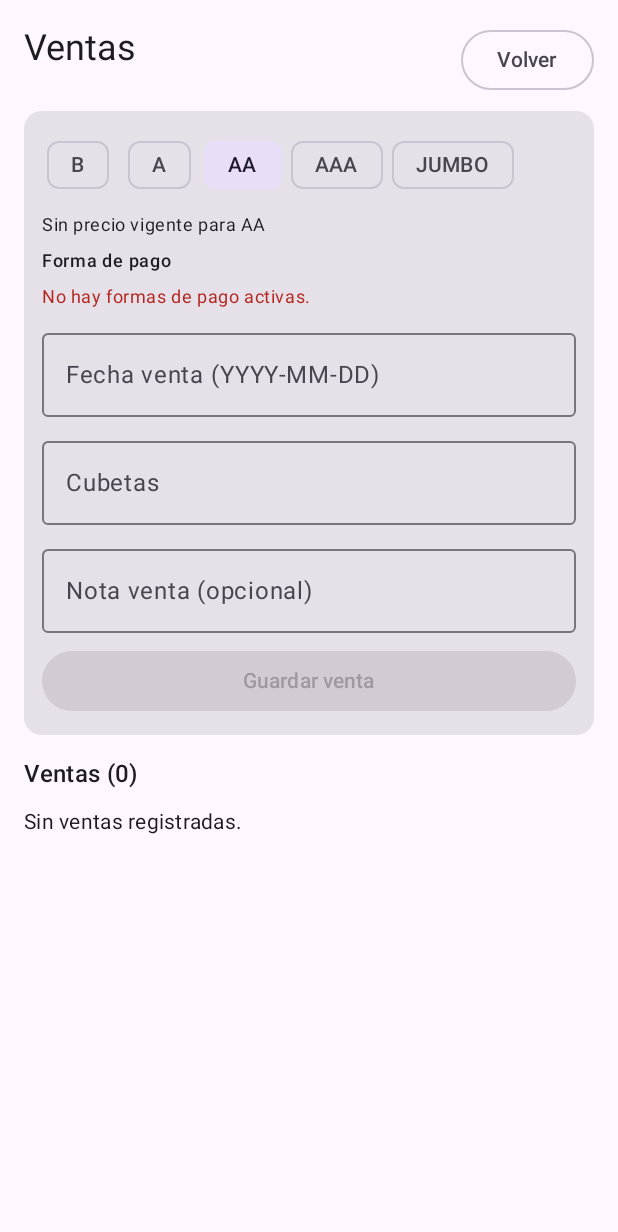
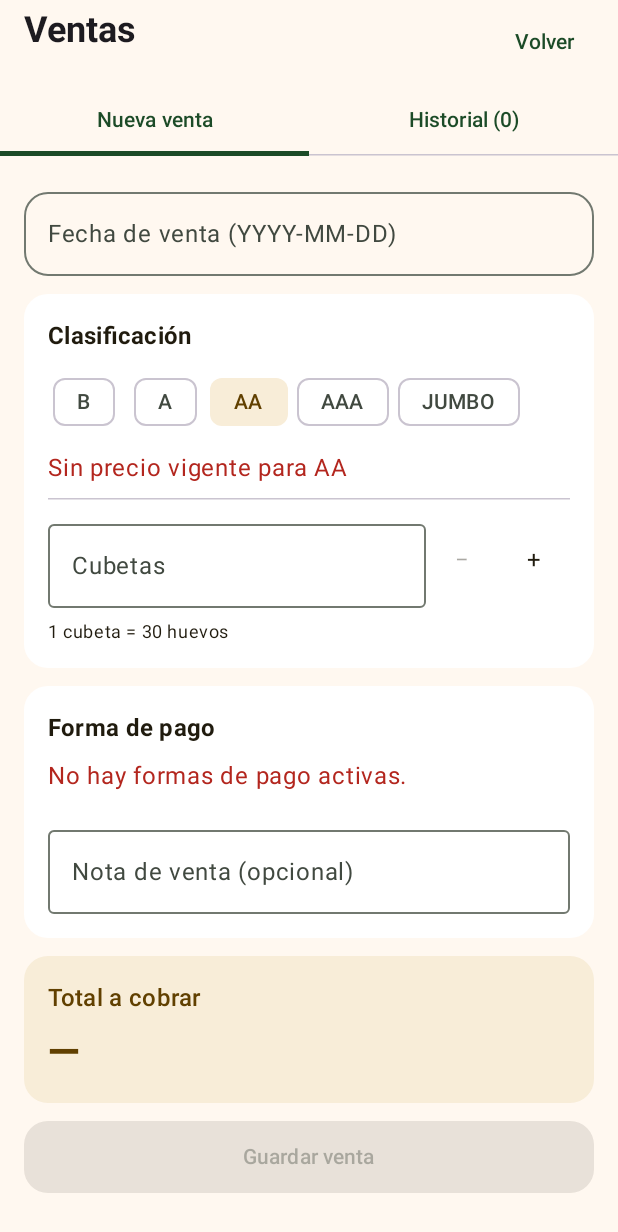
Before and after one commit to MiguelA05/egglytics, an Android app built with Jetpack Compose: the composable SaleScreen called with empty values, on a phone screen of 412 x 824 dp. Shown: the top 1232 px of the screen. Run offline under Robolectric (Android 15) with nearby library versions, the phone set to English and light mode, and no system bars; our stand-ins replace Dagger/Hilt's generated code; 1 statement that could not run was skipped.

Commit message:
feat(app): redesign sale entry and payment history

```diff
--- a/app/src/main/kotlin/com/egglytics/ui/SaleScreen.kt
+++ b/app/src/main/kotlin/com/egglytics/ui/SaleScreen.kt
@@ -1,29 +1,24 @@
 package com.egglytics.ui
 
-import androidx.compose.foundation.layout.Arrangement
-import androidx.compose.foundation.layout.Column
-import androidx.compose.foundation.layout.Row
-import androidx.compose.foundation.layout.Spacer
-import androidx.compose.foundation.layout.fillMaxSize
-import androidx.compose.foundation.layout.fillMaxWidth
-import androidx.compose.foundation.layout.height
-import androidx.compose.foundation.layout.padding
+import androidx.compose.foundation.layout.*
+import androidx.compose.foundation.shape.RoundedCornerShape
 import androidx.compose.foundation.lazy.LazyColumn
 import androidx.compose.foundation.lazy.items
 import androidx.compose.foundation.text.KeyboardOptions
-import androidx.compose.material3.Button
-import androidx.compose.material3.Card
-import androidx.compose.material3.FilterChip
-import androidx.compose.material3.MaterialTheme
-import androidx.compose.material3.OutlinedButton
-import androidx.compose.material3.OutlinedTextField
-import androidx.compose.material3.Scaffold
-import androidx.compose.material3.Text
+import androidx.compose.material3.*
 import androidx.compose.runtime.Composable
 import androidx.compose.runtime.getValue
 import androidx.compose.runtime.mutableStateOf
 import androidx.compose.runtime.remember
 import androidx.compose.runtime.setValue
+import androidx.compose.runtime.saveable.rememberSaveable
+import androidx.compose.ui.Alignment
+import androidx.compose.ui.semantics.contentDescription
+import androidx.compose.ui.semantics.semantics
+import androidx.compose.ui.text.font.FontWeight
+import com.egglytics.domain.model.SaleLine
+import java.text.NumberFormat
+import java.util.Locale
 import androidx.compose.ui.Modifier
 import androidx.compose.ui.text.input.KeyboardType
 import androidx.compose.ui.unit.dp
@@ -47,6 +42,7 @@ internal fun SaleRoute(
 ) {
     val saleUi by saleViewModel.uiState.collectAsStateWithLifecycle()
     SaleScreen(
+        businessName = session.business.name,
         currency = session.business.currency,
         activePrices = activePrices,
         state = saleUi,
@@ -66,8 +62,10 @@ internal fun SaleRoute(
     )
 }
 
+@OptIn(ExperimentalLayoutApi::class)
 @Composable
 fun SaleScreen(
+    businessName: String,
     currency: String,
     activePrices: Map<EggClassification, ActivePriceResult>,
     state: SaleUiState,
@@ -81,178 +79,65 @@ fun SaleScreen(
     onMarkSaleDelivered: (String) -> Unit,
     onVoidSale: (ObservedSale, String) -> Unit,
 ) {
-    val activePrice = activePrices[state.form.saleClassification] as? ActivePriceResult.Found
-    val parsedBuckets = state.form.saleBucketsInput.trim().toLongOrNull()?.takeIf { it > 0L }
+    val form = state.form
+    val shape = RoundedCornerShape(16.dp)
+    val numbers = remember { NumberFormat.getIntegerInstance(Locale.forLanguageTag("es-CO")) }
+    val price = (activePrices[form.saleClassification] as? ActivePriceResult.Found)?.price?.pricePerBucket
+    val count = form.saleBucketsInput.trim().toLongOrNull()
+    val eggs = count?.takeIf { it > 0 && it <= Long.MAX_VALUE / SaleLine.EGGS_PER_BUCKET }
+        ?.times(SaleLine.EGGS_PER_BUCKET)
+    val total = if (eggs != null && price != null && price > 0 && count != null && count <= Long.MAX_VALUE / price) count * price else null
+    val method = state.paymentMethods.find { it.id == form.selectedMethodId }
+    var history by rememberSaveable { mutableStateOf(false) }
     var saleToVoid by remember { mutableStateOf<ObservedSale?>(null) }
 
-    val pendingVoidTarget = saleToVoid
-    if (pendingVoidTarget != null) {
+    MaterialTheme(colorScheme = egglyticsColors) {
+        saleToVoid?.let { target ->
             VoidReasonDialog(
                 title = "Anular venta",
-            description = "Se anularán la venta y su cobro completo en un único lote de reversos.",
+                description = "Se anularán la venta y su cobro de ${numbers.format(target.sale.total)} $currency.",
                 onDismiss = { saleToVoid = null },
                 onConfirm = { reason ->
                     saleToVoid = null
-                onVoidSale(pendingVoidTarget, reason)
+                    onVoidSale(target, reason)
                 },
             )
         }
-
-    Scaffold { innerPadding ->
-        LazyColumn(
-            modifier = Modifier
-                .fillMaxSize()
-                .padding(innerPadding)
-                .padding(16.dp),
-            verticalArrangement = Arrangement.spacedBy(10.dp),
-        ) {
+        Scaffold(containerColor = egglyticsColors.background) { insets ->
+            Column(Modifier.fillMaxSize().padding(insets).consumeWindowInsets(insets).imePadding()) {
+                Row(Modifier.fillMaxWidth().padding(horizontal = 16.dp, vertical = 4.dp), verticalAlignment = Alignment.CenterVertically) {
+                    Column(Modifier.weight(1f)) {
+                        Text("Ventas", style = MaterialTheme.typography.headlineSmall, fontWeight = FontWeight.Bold)
+                        Text(businessName, style = MaterialTheme.typography.bodySmall)
+                    }
+                    TextButton(onClick = onBack) { Text("Volver") }
+                }
+                TabRow(selectedTabIndex = if (history) 1 else 0, containerColor = egglyticsColors.background) {
+                    Tab(selected = !history, onClick = { history = false }, text = { Text("Nueva venta") })
+                    Tab(selected = history, onClick = { history = true }, text = { Text("Historial (${state.sales.size})") })
+                }
+                if (history) {
+                    LazyColumn(contentPadding = PaddingValues(16.dp), verticalArrangement = Arrangement.spacedBy(12.dp)) {
+                        state.salesError?.let { item { Text(it, color = egglyticsColors.error) } }
+                        if (state.sales.isEmpty() && state.salesError == null) {
                             item {
-                Row(
-                    modifier = Modifier.fillMaxWidth(),
-                    horizontalArrangement = Arrangement.SpaceBetween,
-                ) {
-                    Text(
-                        text = "Ventas",
-                        style = MaterialTheme.typography.headlineSmall,
-                    )
-                    OutlinedButton(onClick = onBack) {
-                        Text("Volver")
-                    }
-                }
-            }
-
-            item {
-                Card(modifier = Modifier.fillMaxWidth()) {
-                    Column(
-                        modifier = Modifier
-                            .fillMaxWidth()
-                            .padding(12.dp),
-                        verticalArrangement = Arrangement.spacedBy(8.dp),
-                    ) {
-                        Row(
-                            modifier = Modifier.fillMaxWidth(),
-                            horizontalArrangement = Arrangement.spacedBy(6.dp),
-                        ) {
-                            EggClassification.entries.forEach { classification ->
-                                FilterChip(
-                                    selected = state.form.saleClassification == classification,
-                                    onClick = { onSaleClassificationChange(classification) },
-                                    label = { Text(classification.name) },
-                                )
-                            }
-                        }
-                        val priceLabel = if (activePrice != null) {
-                            "Precio vigente ${state.form.saleClassification.name}: ${activePrice.price.pricePerBucket} $currency / cubeta"
-                        } else {
-                            "Sin precio vigente para ${state.form.saleClassification.name}"
-                        }
-                        Text(
-                            text = priceLabel,
-                            style = MaterialTheme.typography.bodySmall,
-                        )
-                        Text(
-                            text = "Forma de pago",
-                            style = MaterialTheme.typography.labelMedium,
-                        )
-                        if (state.paymentMethods.isEmpty()) {
-                            Text(
-                                text = "No hay formas de pago activas.",
-                                color = MaterialTheme.colorScheme.error,
-                                style = MaterialTheme.typography.bodySmall,
-                            )
-                        } else {
-                            Row(
-                                modifier = Modifier.fillMaxWidth(),
-                                horizontalArrangement = Arrangement.spacedBy(8.dp),
-                            ) {
-                                state.paymentMethods.forEach { method ->
-                                    FilterChip(
-                                        selected = state.form.selectedMethodId == method.id,
-                                        onClick = { onPaymentMethodSelect(method.id) },
-                                        label = { Text(method.name) },
-                                    )
-                                }
-                            }
-                        }
-                        OutlinedTextField(
-                            value = state.form.saleDateInput,
-                            onValueChange = onSaleDateChange,
-                            label = { Text("Fecha venta (YYYY-MM-DD)") },
-                            singleLine = true,
-                            enabled = !state.form.isSubmitting,
-                            modifier = Modifier.fillMaxWidth(),
-                        )
-                        OutlinedTextField(
-                            value = state.form.saleBucketsInput,
-                            onValueChange = onSaleBucketsChange,
-                            label = { Text("Cubetas") },
-                            singleLine = true,
-                            enabled = !state.form.isSubmitting,
-                            keyboardOptions = KeyboardOptions(keyboardType = KeyboardType.Number),
-                            modifier = Modifier.fillMaxWidth(),
-                        )
-                        OutlinedTextField(
-                            value = state.form.saleNoteInput,
-                            onValueChange = onSaleNoteChange,
-                            label = { Text("Nota venta (opcional)") },
-                            singleLine = true,
-                            enabled = !state.form.isSubmitting,
-                            modifier = Modifier.fillMaxWidth(),
-                        )
-                        if (activePrice != null && parsedBuckets != null) {
-                            val totalPreview = parsedBuckets * activePrice.price.pricePerBucket
-                            Text(
-                                text = "Total a cobrar: $totalPreview $currency (${parsedBuckets * 30L} huevos)",
-                                style = MaterialTheme.typography.bodyMedium,
-                            )
-                        }
-                        if (state.form.saleError != null) {
-                            Text(
-                                text = state.form.saleError,
-                                color = MaterialTheme.colorScheme.error,
-                                style = MaterialTheme.typography.bodySmall,
-                            )
-                        }
-                        Button(
-                            onClick = onSubmitSale,
-                            enabled = !state.form.isSubmitting && state.paymentMethods.isNotEmpty(),
-                            modifier = Modifier.fillMaxWidth(),
-                        ) {
-                            Text(if (state.form.isSubmitting) "Guardando..." else "Guardar venta")
+                                Surface(modifier = Modifier.fillMaxWidth(), shape = shape) {
+                                    Column(Modifier.padding(24.dp), horizontalAlignment = Alignment.CenterHorizontally,
+                                        verticalArrangement = Arrangement.spacedBy(12.dp)) {
+                                        Text("Sin ventas registradas", style = MaterialTheme.typography.titleMedium)
+                                        Button(onClick = { history = false }) { Text("Registrar primera venta") }
                                     }
                                 }
                             }
                         }
-
-            item {
-                Spacer(modifier = Modifier.height(4.dp))
-                Text(
-                    text = "Ventas (${state.sales.size})",
-                    style = MaterialTheme.typography.titleMedium,
-                )
-                if (state.salesError != null) {
-                    Text(
-                        text = state.salesError,
-                        color = MaterialTheme.colorScheme.error,
-                        style = MaterialTheme.typography.bodySmall,
-                    )
-                }
-            }
-
-            if (state.sales.isEmpty()) {
-                item {
-                    Text(
-                        text = "Sin ventas registradas.",
-                        style = MaterialTheme.typography.bodyMedium,
-                    )
-                }
-            } else {
                         items(state.sales, key = { it.sale.id }) { item ->
                             val voidReason = state.reversedSaleReasons[item.sale.id]
                             SaleRowCard(
                                 observed = item,
                                 paidAmount = state.paidAmountBySaleId[item.sale.id] ?: 0L,
+                                paymentMethods = state.paymentMethodsBySaleId[item.sale.id].orEmpty(),
                                 currency = currency,
+                                numbers = numbers,
                                 voidReason = voidReason,
                                 canVoid = state.canVoid && voidReason == null,
                                 eligibility = state.saleReversalEligibility[item.sale.id],
@@ -262,6 +147,94 @@ fun SaleScreen(
                             )
                         }
                     }
+                } else {
+                    LazyColumn(contentPadding = PaddingValues(16.dp), verticalArrangement = Arrangement.spacedBy(12.dp)) {
+                        item {
+                            OutlinedTextField(
+                                value = form.saleDateInput, onValueChange = onSaleDateChange,
+                                label = { Text("Fecha de venta (YYYY-MM-DD)") }, singleLine = true,
+                                enabled = !form.isSubmitting, modifier = Modifier.fillMaxWidth(), shape = shape,
+                            )
+                        }
+                        item {
+                            SaleSection("Clasificación") {
+                                FlowRow(horizontalArrangement = Arrangement.spacedBy(6.dp)) {
+                                    EggClassification.entries.forEach { classification ->
+                                        FilterChip(selected = form.saleClassification == classification,
+                                            onClick = { onSaleClassificationChange(classification) },
+                                            enabled = !form.isSubmitting, label = { Text(classification.name) })
+                                    }
+                                }
+                                Text(price?.let { "${numbers.format(it)} $currency por cubeta" }
+                                    ?: "Sin precio vigente para ${form.saleClassification.name}",
+                                    color = if (price == null) egglyticsColors.error else egglyticsColors.primary)
+                                HorizontalDivider()
+                                Row(verticalAlignment = Alignment.CenterVertically) {
+                                    OutlinedTextField(value = form.saleBucketsInput, onValueChange = onSaleBucketsChange,
+                                        label = { Text("Cubetas") }, singleLine = true, enabled = !form.isSubmitting,
+                                        keyboardOptions = KeyboardOptions(keyboardType = KeyboardType.Number), modifier = Modifier.weight(1f))
+                                    val stepCount = if (form.saleBucketsInput.isBlank()) 0L else count
+                                    IconButton(onClick = { stepCount?.let { onSaleBucketsChange((it - 1).toString()) } },
+                                        enabled = !form.isSubmitting && stepCount != null && stepCount > 0,
+                                        modifier = Modifier.semantics { contentDescription = "Restar una cubeta" }) { Text("−") }
+                                    IconButton(onClick = { stepCount?.let { onSaleBucketsChange((it + 1).toString()) } },
+                                        enabled = !form.isSubmitting && stepCount != null && stepCount in 0 until Long.MAX_VALUE,
+                                        modifier = Modifier.semantics { contentDescription = "Sumar una cubeta" }) { Text("+") }
+                                }
+                                Text(eggs?.let { "${numbers.format(it)} huevos" } ?: "1 cubeta = ${SaleLine.EGGS_PER_BUCKET} huevos",
+                                    style = MaterialTheme.typography.bodySmall)
+                            }
+                        }
+                        item {
+                            SaleSection("Forma de pago") {
+                                if (state.paymentMethods.isEmpty()) Text("No hay formas de pago activas.", color = egglyticsColors.error)
+                                FlowRow(horizontalArrangement = Arrangement.spacedBy(8.dp)) {
+                                    state.paymentMethods.forEach { option ->
+                                        FilterChip(selected = option.id == form.selectedMethodId, enabled = !form.isSubmitting,
+                                            onClick = { onPaymentMethodSelect(option.id) }, label = { Text(option.name) })
+                                    }
+                                }
+                                OutlinedTextField(value = form.saleNoteInput, onValueChange = onSaleNoteChange,
+                                    label = { Text("Nota de venta (opcional)") }, enabled = !form.isSubmitting,
+                                    modifier = Modifier.fillMaxWidth())
+                            }
+                        }
+                        item {
+                            Surface(color = egglyticsColors.secondaryContainer, shape = shape) {
+                                Column(Modifier.fillMaxWidth().padding(16.dp), verticalArrangement = Arrangement.spacedBy(6.dp)) {
+                                    Text("Total a cobrar", style = MaterialTheme.typography.titleMedium)
+                                    Text(total?.let { "${numbers.format(it)} $currency" } ?: "—",
+                                        style = MaterialTheme.typography.headlineMedium, fontWeight = FontWeight.Bold)
+                                    if (total != null) Text("${numbers.format(count)} × ${numbers.format(price)} $currency · ${form.saleClassification.name}")
+                                    if (method != null) Text("Cobro completo por ${method.name} · Entrega pendiente",
+                                        style = MaterialTheme.typography.bodySmall)
+                                }
+                            }
+                        }
+                        item {
+                            if (count != null && count > 0 && (eggs == null || (price != null && total == null))) {
+                                Text("La cantidad excede el límite de la venta.", color = egglyticsColors.error)
+                            }
+                            form.saleError?.let { Text(it, color = egglyticsColors.error) }
+                            state.salesError?.let { Text(it, color = egglyticsColors.error) }
+                            Button(onClick = onSubmitSale, enabled = !form.isSubmitting && method != null && total != null,
+                                modifier = Modifier.fillMaxWidth().heightIn(min = 48.dp), shape = shape) {
+                                Text(if (form.isSubmitting) "Guardando…" else "Guardar venta")
+                            }
+                        }
+                    }
+                }
+            }
+        }
+    }
+}
+
+@Composable
+private fun SaleSection(title: String, content: @Composable ColumnScope.() -> Unit) {
+    Surface(shape = RoundedCornerShape(16.dp)) {
+        Column(Modifier.fillMaxWidth().padding(16.dp), verticalArrangement = Arrangement.spacedBy(8.dp)) {
+            Text(title, style = MaterialTheme.typography.titleMedium, fontWeight = FontWeight.Bold)
+            content()
         }
     }
 }
@@ -270,6 +243,8 @@ fun SaleScreen(
 private fun SaleRowCard(
     observed: ObservedSale,
     paidAmount: Long,
+    paymentMethods: List<String>,
+    numbers: NumberFormat,
     currency: String,
     voidReason: String?,
     canVoid: Boolean,
@@ -279,19 +254,19 @@ private fun SaleRowCard(
     onVoidClick: () -> Unit,
 ) {
     val sale = observed.sale
-    val line = sale.lines.first()
     val deliveryText = when {
         voidReason != null -> "Anulada"
-        sale.deliveryStatus == DeliveryStatus.PENDING -> "Pendiente entrega"
+        sale.deliveryStatus == DeliveryStatus.PENDING -> "Pendiente de entrega"
         else -> "Entregada"
     }
     val paymentText = when {
         voidReason != null -> "Cobro anulado"
-        paidAmount > 0L -> "Pagado: $paidAmount $currency"
+        paidAmount > 0L -> listOf("Pagado: ${numbers.format(paidAmount)} $currency")
+            .plus(paymentMethods).joinToString(" · ")
         else -> "Sin pago registrado"
     }
 
-    Card(modifier = Modifier.fillMaxWidth()) {
+    Surface(modifier = Modifier.fillMaxWidth(), shape = RoundedCornerShape(16.dp)) {
         Column(
             modifier = Modifier
                 .fillMaxWidth()
@@ -303,15 +278,19 @@ private fun SaleRowCard(
                 horizontalArrangement = Arrangement.SpaceBetween,
             ) {
                 Text(
-                    text = "${OperationalDate.format(sale.fechaOperativa)} · $deliveryText",
+                    text = OperationalDate.format(sale.fechaOperativa),
                     style = MaterialTheme.typography.titleSmall,
                 )
+                Row {
+                    Text("Sincronización · ", style = MaterialTheme.typography.bodySmall)
                     SyncStatusBadge(isPendingWrite = observed.isPendingWrite)
                 }
-            Text(
-                text = "${line.classification.name}: ${line.buckets} cubetas (${line.eggs} huevos) · Total: ${sale.total} $currency",
-                style = MaterialTheme.typography.bodyMedium,
-            )
+            }
+            Text("${numbers.format(sale.total)} $currency", style = MaterialTheme.typography.titleLarge, fontWeight = FontWeight.Bold)
+            sale.lines.forEach { line ->
+                Text("${line.classification.name} · ${numbers.format(line.buckets)} cubetas · ${numbers.format(line.eggs)} huevos")
+            }
+            Text("Entrega: $deliveryText", style = MaterialTheme.typography.bodyMedium)
             Text(
                 text = paymentText,
                 style = MaterialTheme.typography.bodySmall,
```
Also changed, not shown: app/src/main/kotlin/com/egglytics/ui/SaleViewModel.kt (+8 -3 lines). Lines whose indentation alone changed are shown as unchanged.
